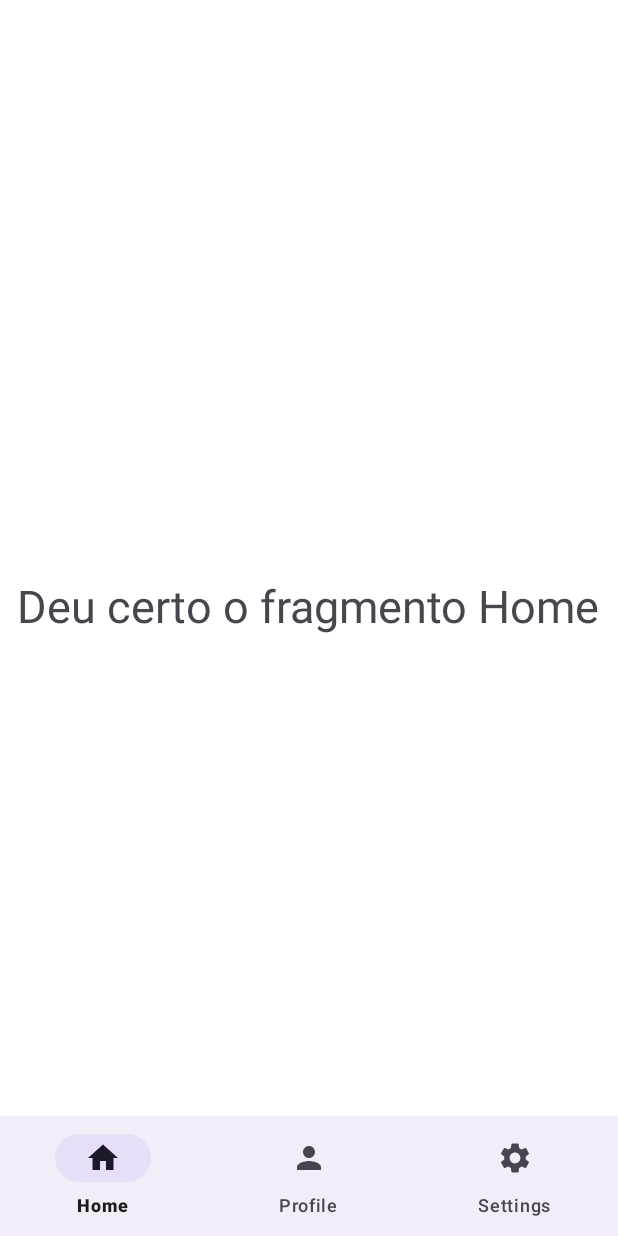
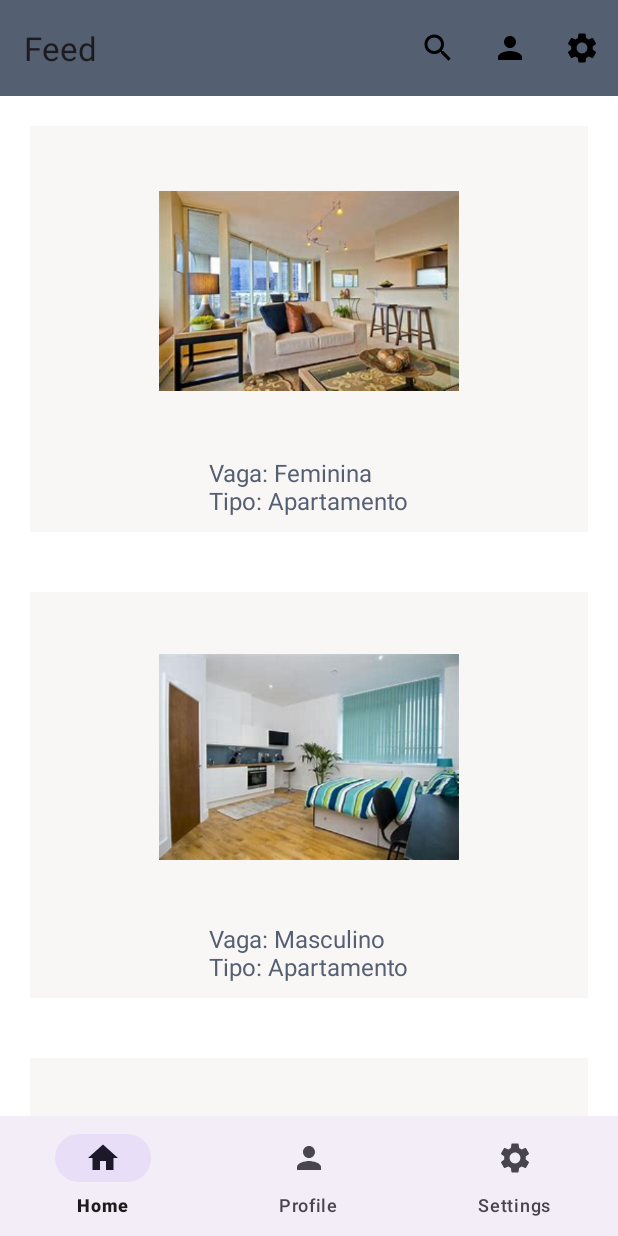
Before and after one commit to Luiz-Eduardo-BL/QuixHouse, an Android app: the HomeFragment screen opened directly, with no data from a screen before it, on a phone screen of 412 x 824 dp. Run offline under Robolectric (Android 15) with nearby library versions, the phone set to English and light mode, and no system bars; our stand-ins replace navigation-ui.

Commit message:
feat: Added Toolbar and RecyclerView for User Posts in HomeFragment - Implemented Toolbar for the HomeFragment - Added RecyclerView to display user posts in the HomeFragment

```diff
--- a/Codigos/app/src/main/java/com/example/quixhouse/HomeFragment.kt
+++ b/Codigos/app/src/main/java/com/example/quixhouse/HomeFragment.kt
@@ -1,59 +1,86 @@
 package com.example.quixhouse
 
 import android.os.Bundle
-import androidx.fragment.app.Fragment
 import android.view.LayoutInflater
+import android.view.Menu
+import android.view.MenuInflater
+import android.view.MenuItem
 import android.view.View
 import android.view.ViewGroup
+import android.widget.Toast
+import androidx.appcompat.app.AppCompatActivity
+import androidx.fragment.app.Fragment
+import androidx.recyclerview.widget.LinearLayoutManager
+import com.example.quixhouse.adapter.AdpterPost
+import com.example.quixhouse.databinding.FragmentHomeBinding
+import com.example.quixhouse.model.Post
 
-// TODO: Rename parameter arguments, choose names that match
-// the fragment initialization parameters, e.g. ARG_ITEM_NUMBER
-private const val ARG_PARAM1 = "param1"
-private const val ARG_PARAM2 = "param2"
+class HomeFragment : Fragment() {
 
-/**
- * A simple [Fragment] subclass.
- * Use the [HomeFragment.newInstance] factory method to
- * create an instance of this fragment.
- */
-class HomeFragment : Fragment() {
-    // TODO: Rename and change types of parameters
-    private var param1: String? = null
-    private var param2: String? = null
+    private var _binding: FragmentHomeBinding? = null
+    private val binding get() = _binding!!
 
     override fun onCreate(savedInstanceState: Bundle?) {
         super.onCreate(savedInstanceState)
-        arguments?.let {
-            param1 = it.getString(ARG_PARAM1)
-            param2 = it.getString(ARG_PARAM2)
-        }
+        setHasOptionsMenu(true)
     }
-
     override fun onCreateView(
         inflater: LayoutInflater, container: ViewGroup?,
         savedInstanceState: Bundle?
     ): View? {
-        // Inflate the layout for this fragment
-        return inflater.inflate(R.layout.fragment_home, container, false)
+       _binding = FragmentHomeBinding.inflate(inflater, container, false)
+        return binding.root
     }
 
-    companion object {
-        /**
-         * Use this factory method to create a new instance of
-         * this fragment using the provided parameters.
-         *
-         * @param param1 Parameter 1.
-         * @param param2 Parameter 2.
-         * @return A new instance of fragment HomeFragment.
-         */
-        // TODO: Rename and change types and number of parameters
-        @JvmStatic
-        fun newInstance(param1: String, param2: String) =
-            HomeFragment().apply {
-                arguments = Bundle().apply {
-                    putString(ARG_PARAM1, param1)
-                    putString(ARG_PARAM2, param2)
-                }
+    override fun onViewCreated(view: View, savedInstanceState: Bundle?) {
+        super.onViewCreated(view, savedInstanceState)
+        (activity as AppCompatActivity).setSupportActionBar(binding.toolbar)
+        val recyclerViewPosts = binding.recyclerViewPosts
+        recyclerViewPosts.layoutManager = LinearLayoutManager(requireContext(), LinearLayoutManager.VERTICAL, false)
+        recyclerViewPosts.setHasFixedSize(true)
+        // Configurar adpter
+        val listPosts: MutableList<Post> = mutableListOf()
+        val adapterPost = AdpterPost(requireContext(), listPosts)
+        recyclerViewPosts.adapter = adapterPost
+
+        listPosts.addAll(listOf(
+            Post(R.drawable.quarto_1,"Vaga: Feminina\nTipo: Apartamento"),
+            Post(R.drawable.quarto_2,"Vaga: Masculino\nTipo: Apartamento"),
+            Post(R.drawable.quarto_3,"Vaga: Feminina\nTipo: Apartamento"),
+            Post(R.drawable.quarto_4,"Vaga: Feminina\nTipo: Apartamento"),
+            Post(R.drawable.quarto_5,"Vaga: Feminina\nTipo: Apartamento"),
+            Post(R.drawable.quarto_6,"Vaga: Feminina\nTipo: Apartamento")
+        ))
+    }
+
+    override fun onOptionsItemSelected(item: MenuItem): Boolean {
+        return when (item.itemId) {
+            R.id.menu_home_search -> {
+                Toast.makeText(requireContext(), "Search", Toast.LENGTH_SHORT).show()
+                true
             }
+            R.id.menu_home_perfil -> {
+                Toast.makeText(requireContext(), "Perfil", Toast.LENGTH_SHORT).show()
+                true
+            }
+            R.id.menu_home_settings -> {
+                Toast.makeText(requireContext(), "Settings", Toast.LENGTH_SHORT).show()
+                true
+            }
+            else -> super.onOptionsItemSelected(item)
+        }
     }
+
+    override fun onCreateOptionsMenu(menu: Menu, inflater: MenuInflater) {
+        inflater.inflate(R.menu.menu_home, menu)
+        super.onCreateOptionsMenu(menu, inflater)
+    }
+
+    private fun initClicks() {
+
+
+
+
+    }
+
 }
--- /dev/null
+++ b/Codigos/app/src/main/java/com/example/quixhouse/adapter/AdpterPost.kt
@@ -0,0 +1,30 @@
+package com.example.quixhouse.adapter
+
+import android.view.LayoutInflater
+import android.view.View
+import android.view.ViewGroup
+import android.widget.ImageView
+import android.widget.TextView
+import androidx.recyclerview.widget.RecyclerView
+import com.example.quixhouse.R
+import com.example.quixhouse.model.Post
+
+class AdpterPost(private val context: android.content.Context, private val posts: MutableList<Post>): RecyclerView.Adapter<AdpterPost.PostViewHolder>() {
+
+    inner class PostViewHolder(itemView: View) : RecyclerView.ViewHolder(itemView) {
+        val image = itemView.findViewById<ImageView>(R.id.imagePost)
+        val description = itemView.findViewById<TextView>(R.id.descriptionPost)
+    }
+
+    override fun onCreateViewHolder(parent: ViewGroup, viewType: Int): PostViewHolder {
+        val itemList = LayoutInflater.from(context).inflate(R.layout.item_post, parent, false)
+        return PostViewHolder(itemList)
+    }
+
+    override fun getItemCount(): Int = posts.size
+
+    override fun onBindViewHolder(holder: PostViewHolder, position: Int) {
+        holder.image.setImageResource(posts[position].image)
+        holder.description.text = posts[position].decription
+    }
+}
--- a/Codigos/app/src/main/java/com/example/quixhouse/auth/LoginFragment.kt
+++ b/Codigos/app/src/main/java/com/example/quixhouse/auth/LoginFragment.kt
@@ -34,9 +34,7 @@ class LoginFragment : Fragment() {
 
     override fun onViewCreated(view: View, savedInstanceState: Bundle?) {
         super.onViewCreated(view, savedInstanceState)
-
         auth = FirebaseAuth.getInstance()
-
         initClicks()
     }
 
--- /dev/null
+++ b/Codigos/app/src/main/java/com/example/quixhouse/model/Post.kt
@@ -0,0 +1,6 @@
+package com.example.quixhouse.model
+
+data class Post(
+    val image: Int,
+    val decription: String
+)
--- /dev/null
+++ b/Codigos/app/src/main/res/drawable/ic_search.xml
@@ -0,0 +1,5 @@
+<vector android:height="24dp" android:tint="#000000"
+    android:viewportHeight="24" android:viewportWidth="24"
+    android:width="24dp" xmlns:android="http://schemas.android.com/apk/res/android">
+    <path android:fillColor="@android:color/white" android:pathData="M15.5,14h-0.79l-0.28,-0.27C15.41,12.59 16,11.11 16,9.5 16,5.91 13.09,3 9.5,3S3,5.91 3,9.5 5.91,16 9.5,16c1.61,0 3.09,-0.59 4.23,-1.57l0.27,0.28v0.79l5,4.99L20.49,19l-4.99,-5zM9.5,14C7.01,14 5,11.99 5,9.5S7.01,5 9.5,5 14,7.01 14,9.5 11.99,14 9.5,14z"/>
+</vector>
--- a/Codigos/app/src/main/res/layout/activity_feed.xml
+++ b/Codigos/app/src/main/res/layout/activity_feed.xml
@@ -5,9 +5,7 @@
     android:id="@+id/container"
     android:layout_width="match_parent"
     android:layout_height="match_parent"
-    android:paddingTop="?attr/actionBarSize"
     tools:context=".FeedActivity">
-
 
     <androidx.fragment.app.FragmentContainerView
         android:id="@+id/fragment_container"
@@ -17,19 +15,11 @@
         app:defaultNavHost="true"
         app:layout_constraintBottom_toTopOf="@+id/bottomNavigationView"
         app:layout_constraintEnd_toEndOf="parent"
+        app:layout_constraintHorizontal_bias="0.0"
         app:layout_constraintStart_toStartOf="parent"
         app:layout_constraintTop_toTopOf="parent"
+        app:layout_constraintVertical_bias="1.0"
         app:navGraph="@navigation/menu_graph" />
-
-    <!--    <FrameLayout-->
-    <!--        android:id="@+id/fragment_container"-->
-    <!--        android:layout_width="0dp"-->
-    <!--        android:layout_height="0dp"-->
-    <!--        app:layout_constraintEnd_toEndOf="parent"-->
-    <!--        app:layout_constraintStart_toStartOf="parent"-->
-    <!--        app:layout_constraintTop_toTopOf="@+id/bottomNavigationView">-->
-
-    <!--    </FrameLayout>-->
 
     <com.google.android.material.bottomnavigation.BottomNavigationView
         android:id="@+id/bottomNavigationView"
@@ -39,4 +29,5 @@
         app:layout_constraintEnd_toEndOf="parent"
         app:layout_constraintStart_toStartOf="parent"
         app:menu="@menu/bottom_nav_menu" />
+
 </androidx.constraintlayout.widget.ConstraintLayout>
--- a/Codigos/app/src/main/res/layout/fragment_home.xml
+++ b/Codigos/app/src/main/res/layout/fragment_home.xml
@@ -1,17 +1,21 @@
 <?xml version="1.0" encoding="utf-8"?>
-<FrameLayout xmlns:android="http://schemas.android.com/apk/res/android"
+<LinearLayout xmlns:android="http://schemas.android.com/apk/res/android"
     xmlns:tools="http://schemas.android.com/tools"
     android:layout_width="match_parent"
     android:layout_height="match_parent"
+    android:orientation="vertical"
     tools:context=".HomeFragment">
 
-    <!-- TODO: Update blank fragment layout -->
-    <TextView
-        android:layout_width="wrap_content"
+    <androidx.appcompat.widget.Toolbar
+        android:id="@+id/toolbar"
+        android:layout_width="match_parent"
         android:layout_height="wrap_content"
-        android:text="Deu certo o fragmento Home"
-        android:textSize="30sp"
-        android:layout_gravity="center"
-        />
+        android:background="@color/cinzaEscuro" />
 
-</FrameLayout>
+    <androidx.recyclerview.widget.RecyclerView
+        android:id="@+id/recyclerViewPosts"
+        android:layout_width="match_parent"
+        android:layout_height="match_parent" />
+
+
+</LinearLayout>
--- /dev/null
+++ b/Codigos/app/src/main/res/layout/item_post.xml
@@ -0,0 +1,42 @@
+<?xml version="1.0" encoding="utf-8"?>
+<androidx.constraintlayout.widget.ConstraintLayout xmlns:android="http://schemas.android.com/apk/res/android"
+    xmlns:app="http://schemas.android.com/apk/res-auto"
+    xmlns:tools="http://schemas.android.com/tools"
+    android:layout_width="match_parent"
+    android:layout_height="wrap_content"
+    android:layout_margin="20dp"
+    android:background="#F9F6F6">
+
+    <androidx.constraintlayout.widget.Guideline
+        android:id="@+id/guideline_horizontal_center"
+        android:layout_width="wrap_content"
+        android:layout_height="wrap_content"
+        android:orientation="horizontal"
+        app:layout_constraintGuide_percent="0.5" />
+
+    <ImageView
+        android:id="@+id/imagePost"
+        android:layout_width="200dp"
+        android:layout_height="200dp"
+        android:layout_margin="10dp"
+        android:src="@drawable/quarto_1"
+        app:layout_constraintEnd_toEndOf="parent"
+        app:layout_constraintStart_toStartOf="parent"
+        app:layout_constraintTop_toBottomOf="@id/guideline_horizontal_center"
+        app:layout_constraintTop_toTopOf="parent" />
+
+    <TextView
+        android:id="@+id/descriptionPost"
+        android:layout_width="wrap_content"
+        android:layout_height="wrap_content"
+        android:layout_marginVertical="10dp"
+        android:maxLines="4"
+        android:text="Vaga: Feminina\nTipo: Apartamento"
+        android:textColor="@color/cinzaEscuro"
+        android:textSize="16sp"
+        app:layout_constraintBottom_toBottomOf="parent"
+        app:layout_constraintEnd_toEndOf="@+id/imagePost"
+        app:layout_constraintStart_toStartOf="@+id/imagePost"
+        app:layout_constraintTop_toBottomOf="@+id/imagePost" />
+
+</androidx.constraintlayout.widget.ConstraintLayout>
--- /dev/null
+++ b/Codigos/app/src/main/res/menu/menu_home.xml
@@ -0,0 +1,25 @@
+<?xml version="1.0" encoding="utf-8"?>
+<menu xmlns:android="http://schemas.android.com/apk/res/android"
+    xmlns:app="http://schemas.android.com/apk/res-auto">
+    <item
+        android:id="@+id/menu_home_search"
+        android:icon="@drawable/ic_search"
+        android:title="Search"
+        app:showAsAction="always" />
+
+
+    <item
+        android:id="@+id/menu_home_perfil"
+        android:icon="@drawable/baseline_person_24"
+        android:title="Search"
+        app:showAsAction="always" />
+
+    <item
+        android:id="@+id/menu_home_settings"
+        android:icon="@drawable/baseline_settings_24"
+        android:title="Settings"
+        app:showAsAction="always" />
+
+
+
+</menu>
```
Also changed, not shown: Codigos/app/src/main/java/com/example/quixhouse/FeedActivity.kt (+0 -17 lines), Codigos/app/src/main/res/drawable/quarto_1.jpeg (added), Codigos/app/src/main/res/drawable/quarto_2.jpeg (added), Codigos/app/src/main/res/drawable/quarto_3.jpeg (added), Codigos/app/src/main/res/drawable/quarto_4.jpeg (added), Codigos/app/src/main/res/drawable/quarto_5.jpeg (added), Codigos/app/src/main/res/drawable/quarto_6.jpeg (added).
